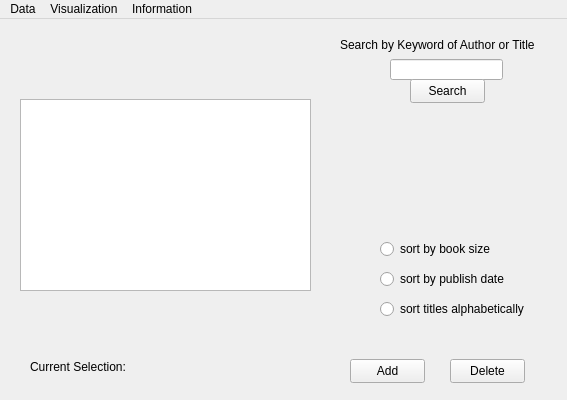
First picture: the form in QtWidgetsApplication-LMS/QtWidgetsApplicationLMS.ui, repository cchandel-dev/Library-Management-System, before the edit.
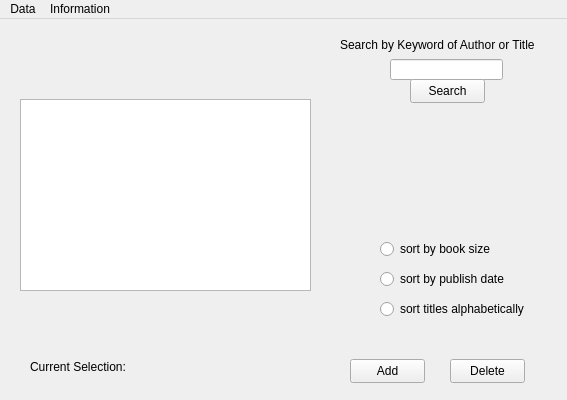
Second picture: the form after the edit.

```diff
--- a/QtWidgetsApplication-LMS/QtWidgetsApplicationLMS.ui
+++ b/QtWidgetsApplication-LMS/QtWidgetsApplicationLMS.ui
@@ -177,12 +177,6 @@
     <addaction name="actionLoad_Data"/>
     <addaction name="actionClear_Data"/>
    </widget>
-   <widget class="QMenu" name="menuVisualization">
-    <property name="title">
-     <string>Visualization</string>
-    </property>
-    <addaction name="separator"/>
-   </widget>
    <widget class="QMenu" name="menuAbout">
     <property name="title">
      <string>Information</string>
@@ -191,7 +185,6 @@
     <addaction name="actionReport_Bug"/>
    </widget>
    <addaction name="menuData"/>
-   <addaction name="menuVisualization"/>
    <addaction name="menuAbout"/>
   </widget>
   <action name="actionLoad_Data">
```
